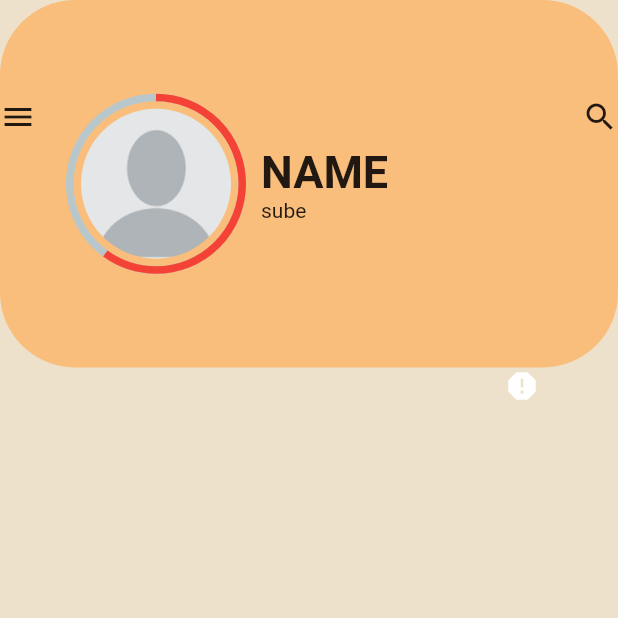
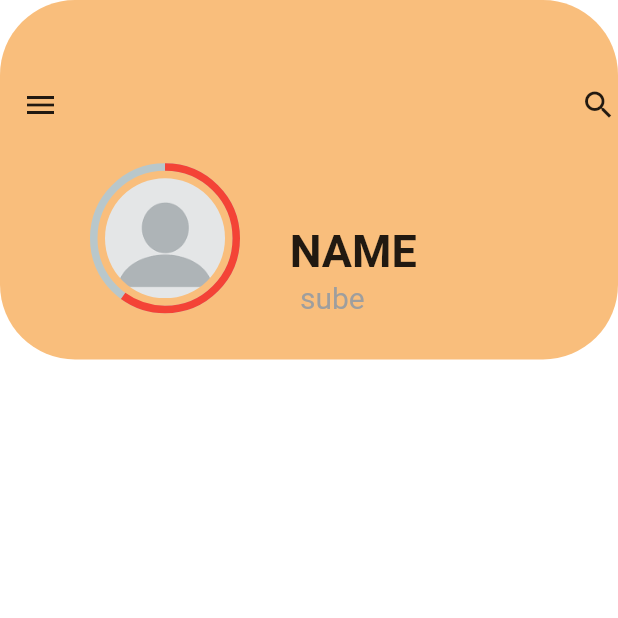
Before and after one commit to ess1990ali/train, a Flutter app: the screen it shows after launch, on a phone screen of 412 x 824 dp, the top half of it. Run offline on Flutter 3.47's test engine with Material 2 defaults, Android fonts, the phone set to English and light mode, and no system bars; drawn by our look-alikes of percent_indicator.

Commit message:
done with all layout

```diff
--- a/lib/src/main.dart
+++ b/lib/src/main.dart
@@ -14,7 +14,7 @@ class MyApp extends StatelessWidget {
       title: 'Flutter layout demo',
       home: Scaffold(
         body: Container(
-          color: Color(0xffEEE1CC),
+          color: Colors.white,
             child: Column(
               children: [
                 Expanded(
@@ -28,16 +28,17 @@ class MyApp extends StatelessWidget {
                       ]),
                   child: Row(
                     children: [
-                      Align(
-                        alignment: FractionalOffset(25,0.3,),
-                        child: Icon(Icons.menu),
-                      ),
+                  Container(
+                    padding: EdgeInsets.fromLTRB(15,1,1,100),
+                      child: Icon(Icons.menu),),
+
                       img(),
                       Expanded(
                           child: Profile()),
-                      Align(
-                        alignment: FractionalOffset(25,0.3,),
+                    Container(
+                      padding: EdgeInsets.fromLTRB(1,1,1,100),
                         child: Icon(Icons.search),
+
                       ),
                     ],
                   ),
@@ -45,37 +46,52 @@ class MyApp extends StatelessWidget {
                 Expanded(
                   flex: -10,
                   child: Container(
-                      color: Color(0xffEEE1CC),
+                      color: Colors.white,
                       child: Row(
                         children: [
-                          Text(
+                          Container(
+                            margin: EdgeInsets.fromLTRB(20,1,1,1),
+                           child: Text(
                              "My tasks",
                              style: TextStyle(fontSize: 25),
                            ),
-                          Padding(padding: EdgeInsets.only(left: 220)),
+                          )
+                          ,
+                          Padding(padding: EdgeInsets.fromLTRB(180,30,1,1)),
+                          SizedBox(
+                            width: 60,
+                            height: 70,
+                            child:
                             FloatingActionButton(onPressed:(){},
-                                child: Icon(Icons.report,),
+                              child: Icon(Icons.calendar_month),
+
                               backgroundColor: Color(0xff309398),
                             ),
+                          )
                         ],
                       )),
                 ),
                 Expanded(
                     child: Container(
                         // margin: EdgeInsets.only(bottom:80),
-                        color: Color(0xffEEE1CC),
+                        color: Colors.white,
                         child: tasks())),
                 Expanded(
                   flex:-3,
                   child: Container(
                     // padding: EdgeInsets.only(top:80),
-                    color: Color(0xffEEE1CC),
+                    color: Colors.white,
                     child: Row(
                       children: [
+                        Container(
+                            margin: EdgeInsets.fromLTRB(20,1,1,1),
+                          child:
                             Text(
                               "Active project",
                               style: TextStyle(fontSize: 28),
                             )
+                        )
+
                       ],
                     ),
                   ),
--- a/lib/src/presentation/profile.dart
+++ b/lib/src/presentation/profile.dart
@@ -9,11 +9,16 @@ class _Profile extends State<Profile> {  @override
 Widget build(BuildContext context) {
   return
     Column(
-    mainAxisAlignment: MainAxisAlignment.center,
-    crossAxisAlignment: CrossAxisAlignment.start,
     children: [
+     Container(
+       margin: EdgeInsets.fromLTRB(5,150,90 ,1),
+    child:
            Text("NAME",style: TextStyle(fontSize: 30,fontWeight: FontWeight.bold),),
-      Text("sube")
+         ),
+      Container(
+        alignment: Alignment.centerLeft,
+        margin: EdgeInsets.fromLTRB(30,1,1,1),
+      child: Text("sube",style: TextStyle(fontSize:20,color: Colors.grey),),),
     ],
   );
 
@@ -21,26 +26,29 @@ Widget build(BuildContext context) {
 }
 class img extends StatelessWidget {   @override
   Widget build(BuildContext context) {
-
       AssetImage profile=AssetImage('images/profile.png');
   var percentage=0.6;
-       return Container(
-        margin: EdgeInsets.only(left:30,right: 20),
+       return Align(
+         alignment: AlignmentDirectional(2,0.6),
+         child: Container(
+           margin: EdgeInsets.fromLTRB(20,90,10 ,12),
            child: Align(
              alignment: FractionalOffset(3,0.5),
              child:   new CircularPercentIndicator(
-            radius: 60.0,
+               radius: 50.0,
                lineWidth: 5.0,
                percent:percentage ,
                center: Container(
                  decoration: BoxDecoration(
                      image:DecorationImage(image: profile,fit: BoxFit.fill),shape: BoxShape.circle
                  ),
+                 height: 80,
+                 width: 80,
                ),
                progressColor: Colors.red,),
            ),
-        height: 150,
-        width: 100,
+
+         ) ,
        );
   }
 }
--- a/pubspec.yaml
+++ b/pubspec.yaml
@@ -62,7 +62,7 @@ flutter:
   # To add assets to your application, add an assets section, like this:
   assets:
     - images/profile.png
-    - images/a_dot_ham.jpeg
+ #   - images/a_dot_ham.jpeg
 
   # An image asset can refer to one or more resolution-specific "variants", see
   # https://flutter.dev/assets-and-images/#resolution-aware
```
Also changed, not shown: lib/src/presentation/activeproject.dart (+15 -8 lines), lib/src/presentation/tasks.dart (+9 -9 lines). Lines whose indentation alone changed are shown as unchanged.
